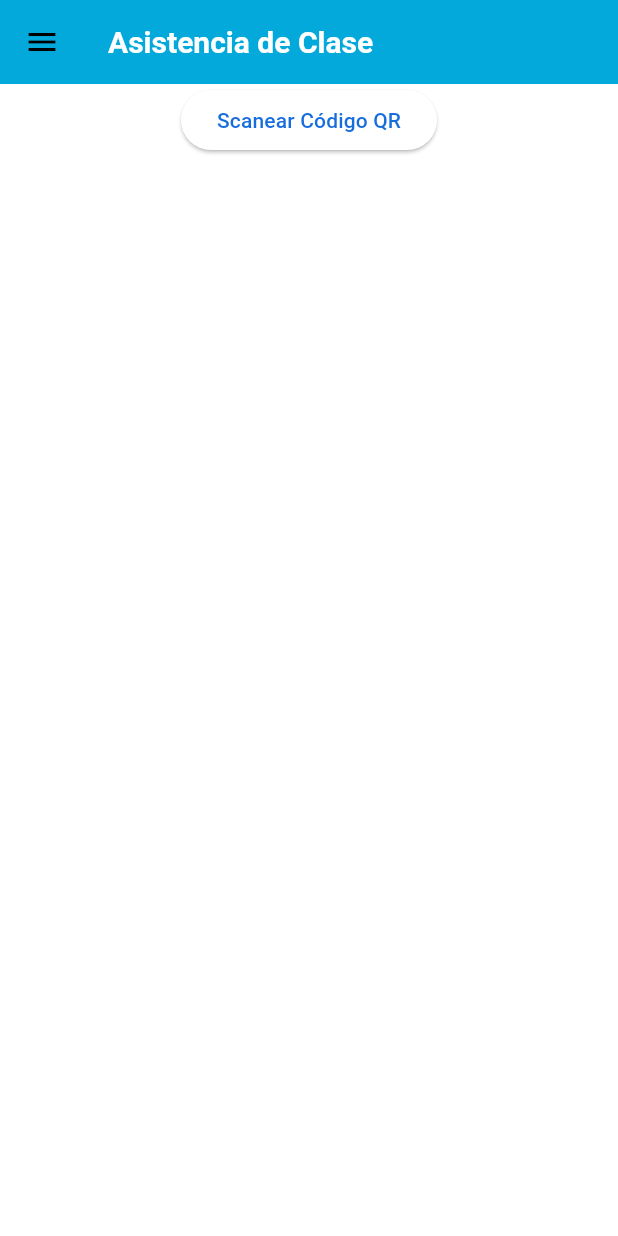
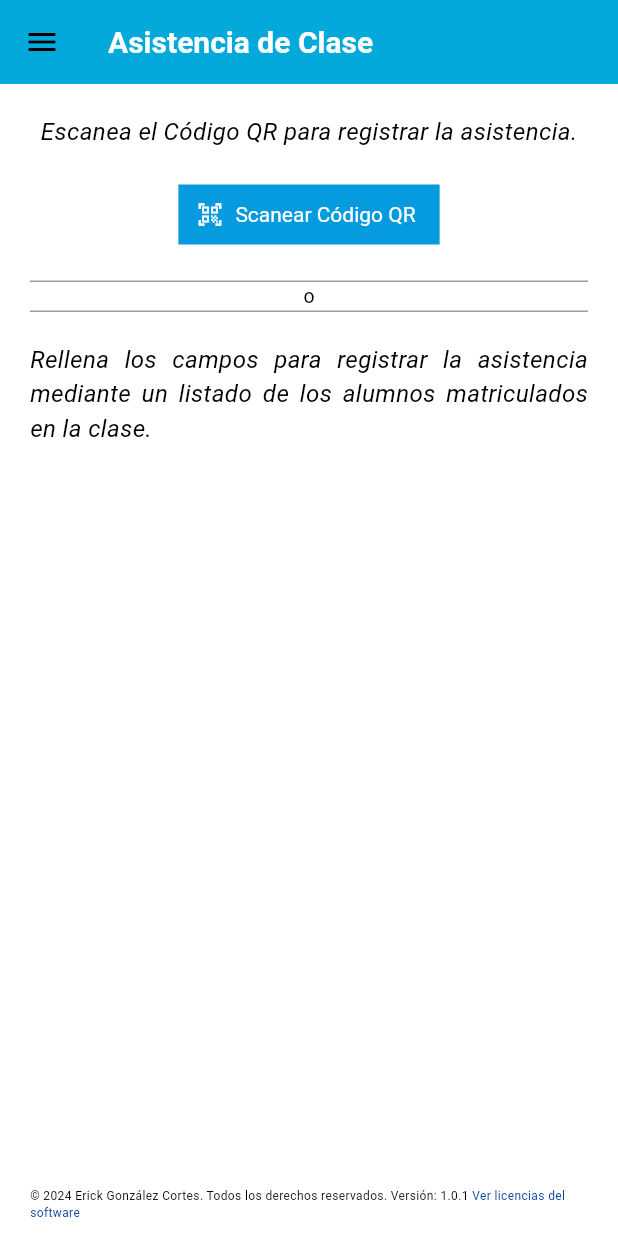
Before and after one commit to ErickST00N2/maestros, a Flutter app: the RegisterClassAttendance screen opened by its route, on a phone screen of 412 x 824 dp. Run offline on Flutter 3.47's test engine with Material 3 defaults, Android fonts, the phone set to English and light mode, and no system bars; drawn by our look-alikes of auto_size_text; our stand-ins replace cloud_firestore, firebase_auth, firebase_core, firebase_storage, flutter_form_builder, flutter_svg and 1 more; missing offline and left inert: flutter_flip_card, qr_bar_code_scanner_dialog, searchbar_animation; accounts and stored records are empty.

Commit message:
Aqui hay cambios más significativos

```diff
--- a/lib/src/pages/register_class_attendance.dart
+++ b/lib/src/pages/register_class_attendance.dart
@@ -1,17 +1,30 @@
+import 'package:auto_size_text/auto_size_text.dart';
 import 'package:flutter/material.dart';
 import 'package:maestros/src/providers/student_form_provider.dart';
 import 'package:maestros/src/util/colores.dart';
 import 'package:maestros/src/widgets/menu/menu_lateral.dart';
+import 'package:maestros/src/widgets/pie_pagina/pie_pagina.dart';
 import 'package:maestros/src/widgets/showSnackBar.dart';
+import 'package:maestros/src/widgets/student_list_attendance/register_attendance_qr_scanner.dart';
 import 'package:provider/provider.dart';
 import 'package:qr_bar_code_scanner_dialog/qr_bar_code_scanner_dialog.dart';
 
-class RegisterClassAttendance extends StatelessWidget {
+class RegisterClassAttendance extends StatefulWidget {
   RegisterClassAttendance({super.key});
+
+  @override
+  State<RegisterClassAttendance> createState() =>
+      _RegisterClassAttendanceState();
+}
+
+class _RegisterClassAttendanceState extends State<RegisterClassAttendance> {
   final _qrBarCodeScannerDialogPlugin = QrBarCodeScannerDialog();
+
   final ColoresApp cAplication = ColoresApp();
+
   @override
   Widget build(BuildContext context) {
+    double size = MediaQuery.of(context).size.width;
     return Scaffold(
       drawer: const MenuLateral(),
       backgroundColor: Colors.white,
@@ -27,31 +40,63 @@ class RegisterClassAttendance extends StatelessWidget {
         backgroundColor: cAplication.colorDelAppBar,
       ),
       body: SingleChildScrollView(
-        child: Center(
-            child: ElevatedButton(
-          onPressed: () {
-            _qrBarCodeScannerDialogPlugin.getScannedQrBarCode(
-              context: context,
-              onCode: (code) {
-                try {
-                  int numControl = int.parse(code.toString());
-                  context
-                      .read<StudentForm>()
-                      .setStudent(numControl)
-                      .whenComplete(() => ShowSnackBar(context: context)
-                          .showSnackBarMessage(
-                              true, 'Asistencia registrada correctamente'));
-                } catch (e) {
-                  ShowSnackBar(context: context).showSnackBarMessage(false,
-                      'No se puede registrar la asistencia del alumno. Error: $e');
-                  debugPrint("Este es el catch del qr scanner dialog$e");
-                }
-              },
-            );
-          },
-          child: const Text('Scanear Código QR'),
-        )),
+        child: Container(
+          padding: const EdgeInsets.all(20.0),
+          child: Center(
+            child: Column(
+              children: [
+                //Escanear Código QR para registrar asistencia
+                const AutoSizeText(
+                  'Escanea el Código QR para registrar la asistencia.',
+                  style: TextStyle(
+                    fontSize: 16,
+                    fontStyle: FontStyle.italic,
+                  ),
+                  textAlign: TextAlign.justify,
+                  minFontSize: 10,
+                  maxLines: 1,
+                  maxFontSize: 30,
+                ),
+                const SizedBox(height: 20),
+                RegisterAttendanceQrScanner(),
+
+                //
+                const SizedBox(height: 20),
+                const Divider(
+                  color: Colors.grey,
+                  height: 1,
+                ),
+                const AutoSizeText(
+                  'o',
+                  style: TextStyle(fontSize: 13),
+                  minFontSize: 8,
+                  maxLines: 1,
+                  maxFontSize: 18,
+                ),
+                const Divider(
+                  color: Colors.grey,
+                  height: 1,
+                ),
+                const SizedBox(
+                  height: 20,
+                ),
+                const AutoSizeText(
+                  'Rellena los campos para registrar la asistencia mediante un listado de los alumnos matriculados en la clase.',
+                  style: TextStyle(
+                    fontSize: 16,
+                    fontStyle: FontStyle.italic,
+                  ),
+                  textAlign: TextAlign.justify,
+                  minFontSize: 10,
+                  maxLines: 4,
+                  maxFontSize: 30,
+                ),
+              ],
+            ),
+          ),
+        ),
       ),
+      bottomSheet: const PiePagina(),
     );
   }
 }
--- a/lib/src/widgets/menu/menu_lateral.dart
+++ b/lib/src/widgets/menu/menu_lateral.dart
@@ -98,7 +98,7 @@ class MenuLateral extends StatelessWidget {
                 ListTile(
                   title: const Text("Registrar Asistencia"),
                   leading: Icon(
-                      color: Color(ColoresApp.fuerte3), Icons.qr_code_scanner),
+                      color: Color(ColoresApp.fuerte3), Icons.barcode_reader),
                   onTap: () => Routes.showScreen(_, 'register_attendance'),
                 ),
               ],
--- /dev/null
+++ b/lib/src/widgets/student_list_attendance/register_attendance_qr_scanner.dart
@@ -0,0 +1,48 @@
+import 'package:auto_size_text/auto_size_text.dart';
+import 'package:flutter/material.dart';
+import 'package:maestros/src/providers/student_form_provider.dart';
+import 'package:maestros/src/util/colores.dart';
+import 'package:maestros/src/widgets/showSnackBar.dart';
+import 'package:provider/provider.dart';
+import 'package:qr_bar_code_scanner_dialog/qr_bar_code_scanner_dialog.dart';
+
+class RegisterAttendanceQrScanner extends StatelessWidget {
+  RegisterAttendanceQrScanner({super.key});
+  final _qrBarCodeScannerDialogPlugin = QrBarCodeScannerDialog();
+
+  @override
+  Widget build(BuildContext context) {
+    return TextButton.icon(
+      icon: const Icon(Icons.qr_code_scanner),
+      label: const AutoSizeText(
+        'Scanear Código QR',
+        maxLines: 1,
+      ),
+      autofocus: true,
+      style: ElevatedButton.styleFrom(
+        backgroundColor: ColoresApp().colorAppBar,
+        shape: RoundedRectangleBorder(
+          borderRadius: BorderRadius.circular(0),
+        ),
+        foregroundColor: Colors.white,
+      ),
+      onPressed: () {
+        _qrBarCodeScannerDialogPlugin.getScannedQrBarCode(
+          context: context,
+          onCode: (code) {
+            try {
+              int numControl = int.parse(code.toString());
+              context.read<StudentForm>().setStudent(numControl).whenComplete(
+                  () => ShowSnackBar(context: context).showSnackBarMessage(
+                      true, 'Asistencia registrada correctamente'));
+            } catch (e) {
+              ShowSnackBar(context: context).showSnackBarMessage(false,
+                  'No se puede registrar la asistencia del alumno. Error: $e');
+              debugPrint("Este es el catch del qr scanner dialog$e");
+            }
+          },
+        );
+      },
+    );
+  }
+}
```
Also changed, not shown: lib/src/services/student_list_attendance.dart (added, +43 -0 lines), lib/src/util/info.dart (+12 -0 lines), lib/src/widgets/add_incidents/add_incidents_form.dart (+8 -9 lines), lib/src/widgets/list_item.dart (deleted, +0 -93 lines), lib/src/widgets/util/qr_bar_code_scanner_dialog.dart (renamed from lib/src/widgets/qr_bar_code_scanner_dialog.dart), lib/src/widgets/util/showSnackBar.dart (renamed from lib/src/widgets/showSnackBar.dart).
